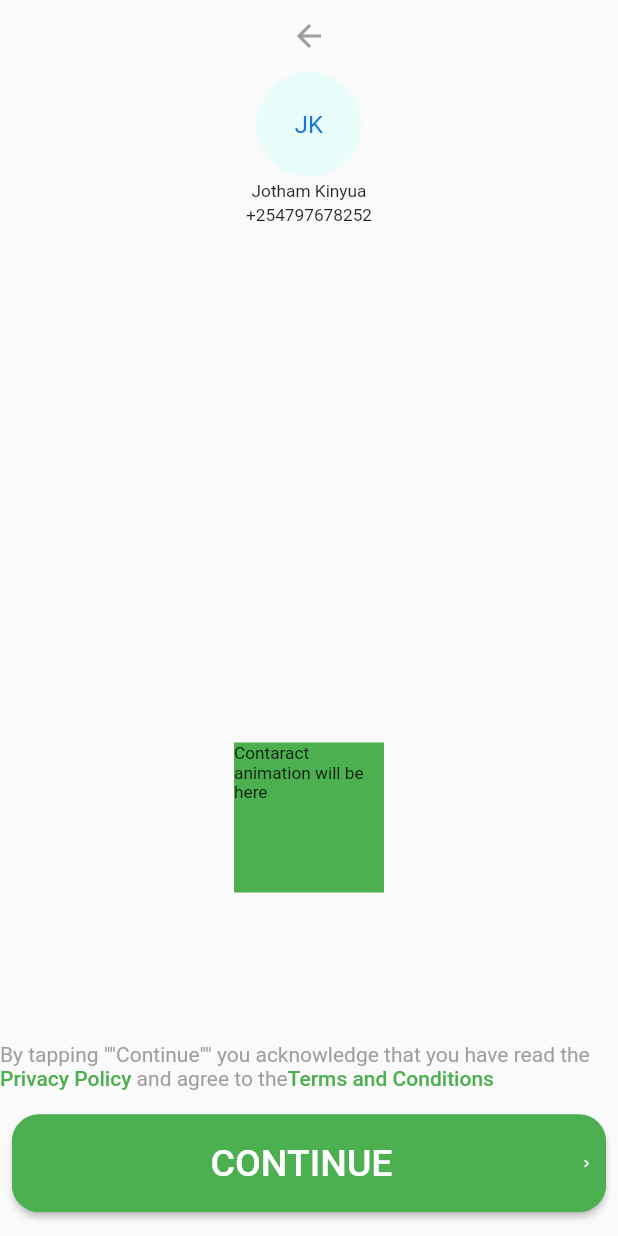
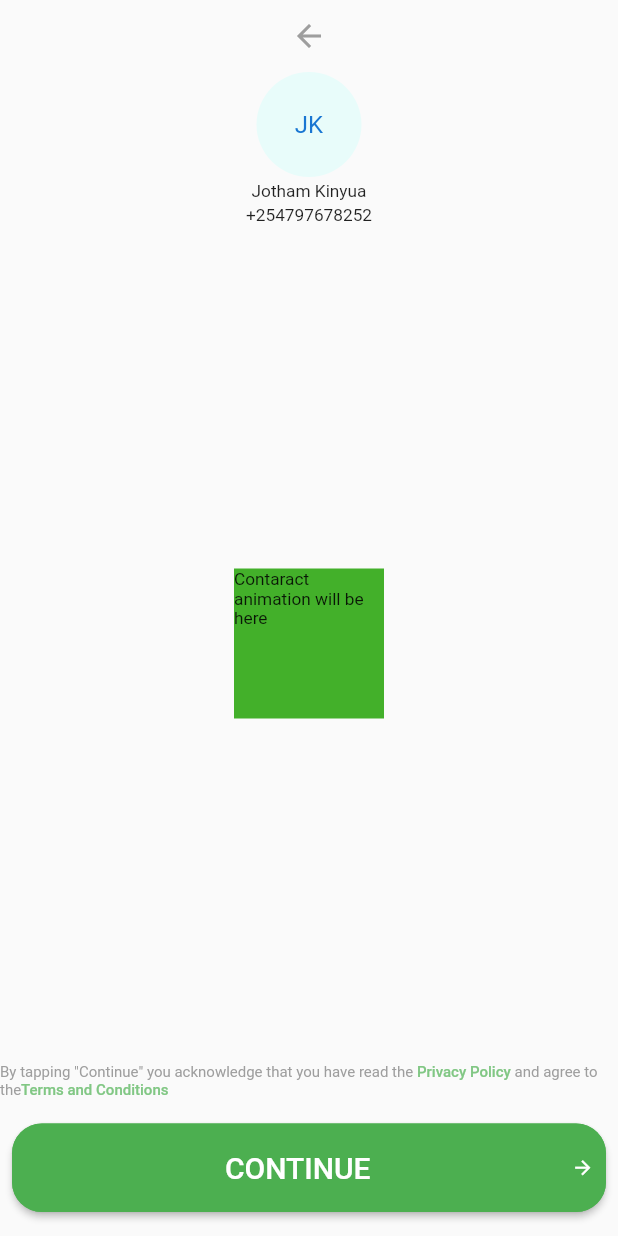
Before and after one commit to CreamyMilk/zukees, a Flutter app: the AcceptTerms screen opened by its route, on a phone screen of 412 x 824 dp. Run offline on Flutter 3.47's test engine with Material 2 defaults, Android fonts, the phone set to English and light mode, and no system bars; our stand-ins replace cached_network_image, cloud_firestore, firebase_core, flushbar, flutter_blurhash, hive and 7 more; missing offline and left inert: sms_consent; accounts and stored records are empty.

Commit message:
🍁Fixes sizing issues and icon sizes

```diff
--- a/lib/pages/login/acceptTerms.dart
+++ b/lib/pages/login/acceptTerms.dart
@@ -10,7 +10,7 @@ class AcceptTerms extends StatelessWidget {
               top: 16.0, bottom: 16.0, left: 8.0, right: 8.0),
           child: MaterialButton(
             shape: RoundedRectangleBorder(
-                borderRadius: BorderRadius.circular(18.0),
+                borderRadius: BorderRadius.circular(20.0),
                 side: BorderSide(color: Colors.green)),
             padding: EdgeInsets.all(8.0),
             color: Colors.green,
@@ -24,12 +24,12 @@ class AcceptTerms extends StatelessWidget {
                 Container(
                   margin: EdgeInsets.only(top: 10, bottom: 10),
                   child: Text("CONTINUE",
-                      style: TextStyle(color: Colors.white, fontSize: 25)),
+                      style: TextStyle(color: Colors.white, fontSize: 20)),
                 ),
                 Spacer(),
                 Icon(
-                  Icons.keyboard_arrow_right,
-                  size: 10,
+                  Icons.arrow_forward,
+                  size: 15,
                   color: Colors.white,
                 ),
               ],
@@ -54,38 +54,36 @@ class AcceptTerms extends StatelessWidget {
                   child: Text("JK")),
               SizedBox(height: 2),
               Text("Jotham Kinyua"),
-
               SizedBox(height: 3),
               Text("+254797678252"),
               Spacer(),
-
               //Add animation to turn to scratch card then submit to verify
-
               Row(children: [
                 // lstore.buttonStates.forEach((k) => Text('$k')),
                 Spacer(),
                 Container(
                     height: 100,
                     width: 100,
-                    color: Colors.green,
+                    color: Color(0xfff43b02a),
                     child: Text("Contaract animation will be here")),
                 Spacer(),
               ]),
-              SizedBox(
-                height: 100,
-              ),
+              Spacer(),
               Container(
                 width: MediaQuery.of(context).size.width,
                 child: RichText(
-                    text: TextSpan(children: [
+                  text: TextSpan(
+                    children: [
                       TextSpan(
-                      style: TextStyle(color: Colors.grey),
+                          style: TextStyle(color: Colors.grey, fontSize: 10),
                           text:
-                          "By tapping \"\"Continue\"\" you acknowledge that you have read the"),
+                              "By tapping \"Continue\" you acknowledge that you have read the"),
                       TextSpan(
                         text: " Privacy Policy ",
                         style: TextStyle(
-                        color: Colors.green, fontWeight: FontWeight.w500),
+                            color: Colors.green[300],
+                            fontWeight: FontWeight.w500,
+                            fontSize: 10),
                         recognizer: TapGestureRecognizer()
                           ..onTap = () {
                             Navigator.of(context).pushNamed("/termspage");
@@ -93,7 +91,7 @@ class AcceptTerms extends StatelessWidget {
                       ),
                       TextSpan(
                         text: "and agree to the",
-                    style: TextStyle(color: Colors.grey),
+                        style: TextStyle(color: Colors.grey, fontSize: 10),
                       ),
                       TextSpan(
                         recognizer: TapGestureRecognizer()
@@ -102,8 +100,13 @@ class AcceptTerms extends StatelessWidget {
                           },
                         text: "Terms and Conditions ",
                         style: TextStyle(
-                          color: Colors.green, fontWeight: FontWeight.w500)),
-                ])),
+                            color: Colors.green[300],
+                            fontSize: 10,
+                            fontWeight: FontWeight.w500),
+                      ),
+                    ],
+                  ),
+                ),
               ),
             ],
           ),
```
Lines whose indentation alone changed are shown as unchanged.
